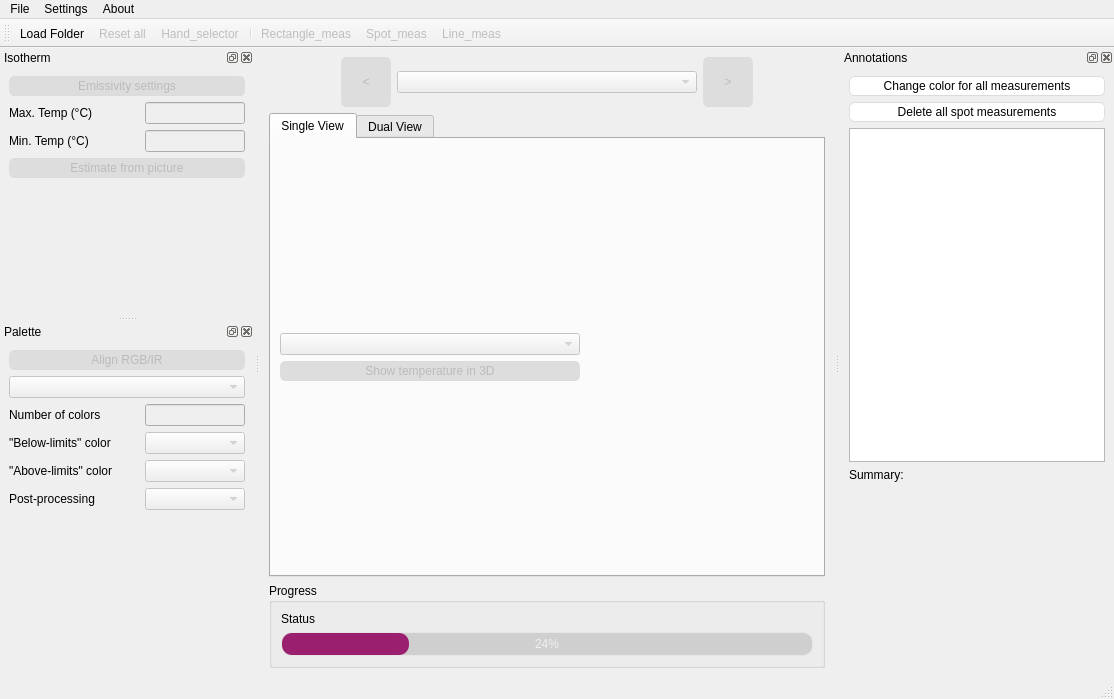
First picture: the form in ui/main_window.ui, repository s-du/Thermogram, before the edit.
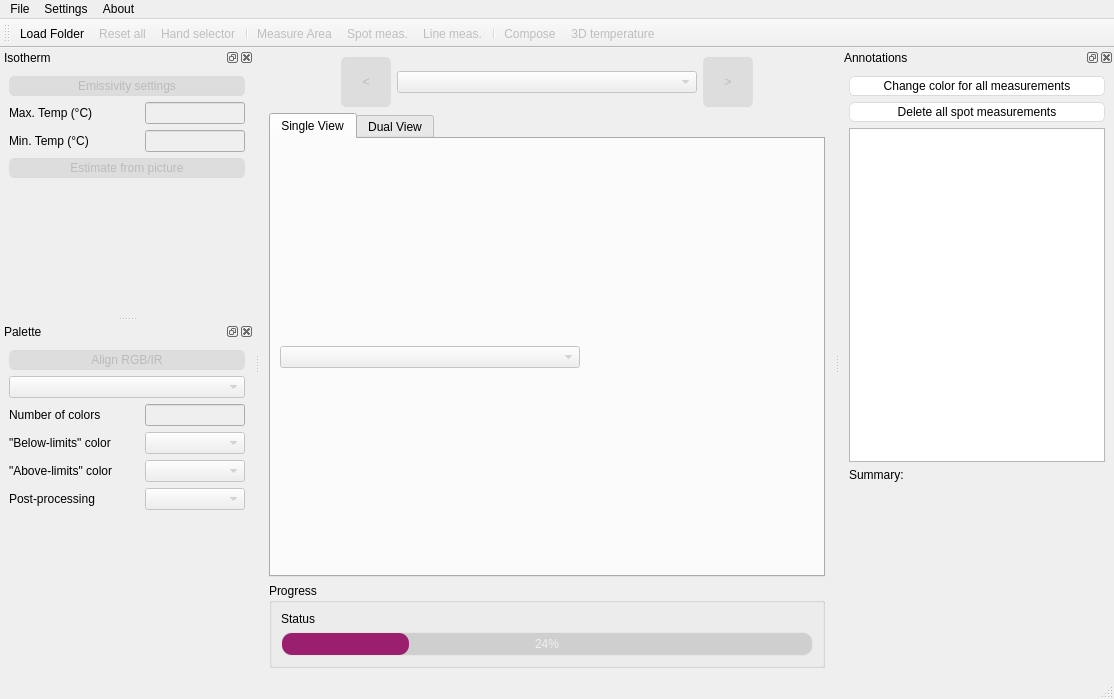
Second picture: the form after the edit.

Commit message: Add dual slider

Diff of the .ui file:
```diff
--- a/ui/main_window.ui
+++ b/ui/main_window.ui
@@ -195,22 +195,6 @@
             </property>
            </widget>
           </item>
-          <item>
-           <widget class="QPushButton" name="pushButton_temp_viz">
-            <property name="enabled">
-             <bool>false</bool>
-            </property>
-            <property name="maximumSize">
-             <size>
-              <width>300</width>
-              <height>16777215</height>
-             </size>
-            </property>
-            <property name="text">
-             <string>Show temperature in 3D</string>
-            </property>
-           </widget>
-          </item>
          </layout>
         </item>
        </layout>
@@ -352,6 +336,9 @@
    <property name="windowTitle">
     <string>toolBar</string>
    </property>
+   <property name="toolButtonStyle">
+    <enum>Qt::ToolButtonTextBesideIcon</enum>
+   </property>
    <attribute name="toolBarArea">
     <enum>TopToolBarArea</enum>
    </attribute>
@@ -365,6 +352,9 @@
    <addaction name="actionRectangle_meas"/>
    <addaction name="actionSpot_meas"/>
    <addaction name="actionLine_meas"/>
+   <addaction name="separator"/>
+   <addaction name="actionCompose"/>
+   <addaction name="action3D_temperature"/>
   </widget>
   <widget class="QDockWidget" name="dockWidget">
    <property name="enabled">
@@ -850,7 +840,7 @@
     <bool>false</bool>
    </property>
    <property name="text">
-    <string>Rectangle_meas</string>
+    <string>Measure Area</string>
    </property>
    <property name="toolTip">
     <string>Measure temperature in a rectangle</string>
@@ -864,7 +854,7 @@
     <bool>false</bool>
    </property>
    <property name="text">
-    <string>Hand_selector</string>
+    <string>Hand selector</string>
    </property>
    <property name="toolTip">
     <string>Move image</string>
@@ -907,7 +897,7 @@
     <bool>false</bool>
    </property>
    <property name="text">
-    <string>Spot_meas</string>
+    <string>Spot meas.</string>
    </property>
    <property name="toolTip">
     <string>Measure point temperature</string>
@@ -921,7 +911,10 @@
     <bool>false</bool>
    </property>
    <property name="text">
-    <string>Line_meas</string>
+    <string>Line meas.</string>
+   </property>
+   <property name="toolTip">
+    <string>Measure temperature along a line</string>
    </property>
   </action>
   <action name="actionOptions">
@@ -942,6 +935,25 @@
     <string>Process all pictures with the same parameters</string>
    </property>
   </action>
+  <action name="actionCompose">
+   <property name="enabled">
+    <bool>false</bool>
+   </property>
+   <property name="text">
+    <string>Compose</string>
+   </property>
+  </action>
+  <action name="action3D_temperature">
+   <property name="enabled">
+    <bool>false</bool>
+   </property>
+   <property name="text">
+    <string>3D temperature</string>
+   </property>
+   <property name="toolTip">
+    <string>Show the temperature values in 3D</string>
+   </property>
+  </action>
  </widget>
  <resources/>
  <connections/>
```
Left out of the diff: 6 changed lines with no effect on the pictures. The commit also changes 3 other files.
